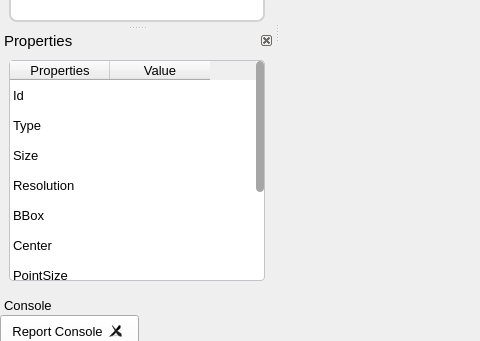
Above: src/app/mainwindow.ui from Libaocheng3811/PointWorks before the change; both pictures show x 0 to 480 and y 280 to 621 of the 1300 by 845 pixel window. Below: the same form after it.
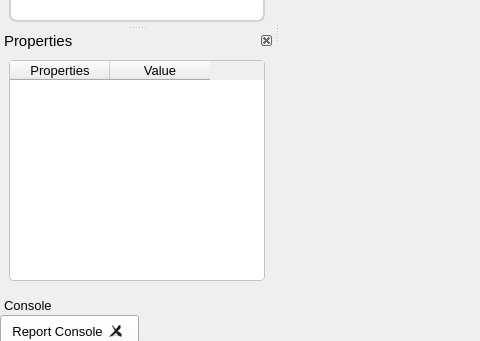
That is the form after the change. Icons and pictures are not drawn. Custom widgets are drawn as their Qt base class.

The edit to the form file:
```diff
--- a/src/app/mainwindow.ui
+++ b/src/app/mainwindow.ui
@@ -515,7 +515,7 @@
         <enum>Qt::CustomDashLine</enum>
        </property>
        <property name="rowCount">
-        <number>10</number>
+        <number>0</number>
        </property>
        <attribute name="horizontalHeaderVisible">
         <bool>true</bool>
@@ -523,16 +523,6 @@
        <attribute name="verticalHeaderVisible">
         <bool>false</bool>
        </attribute>
-       <row/>
-       <row/>
-       <row/>
-       <row/>
-       <row/>
-       <row/>
-       <row/>
-       <row/>
-       <row/>
-       <row/>
        <column>
         <property name="text">
          <string>Properties</string>
@@ -555,139 +545,6 @@
          </font>
         </property>
        </column>
-       <item row="0" column="0">
-        <property name="text">
-         <string>Id</string>
-        </property>
-        <property name="font">
-         <font>
-          <family>Microsoft YaHei UI</family>
-          <pointsize>10</pointsize>
-         </font>
-        </property>
-        <property name="icon">
-         <iconset resource="../resources/res.qrc">
-          <normaloff>:/res/icon/akonadiconsole.svg</normaloff>:/res/icon/akonadiconsole.svg</iconset>
-        </property>
-       </item>
-       <item row="1" column="0">
-        <property name="text">
-         <string>Type</string>
-        </property>
-        <property name="font">
-         <font>
-          <pointsize>10</pointsize>
-         </font>
-        </property>
-        <property name="icon">
-         <iconset resource="../resources/res.qrc">
-          <normaloff>:/res/icon/view-calendar-week.svg</normaloff>:/res/icon/view-calendar-week.svg</iconset>
-        </property>
-       </item>
-       <item row="2" column="0">
-        <property name="text">
-         <string>Size</string>
-        </property>
-        <property name="font">
-         <font>
-          <pointsize>10</pointsize>
-         </font>
-        </property>
-        <property name="icon">
-         <iconset resource="../resources/res.qrc">
-          <normaloff>:/res/icon/view-group.svg</normaloff>:/res/icon/view-group.svg</iconset>
-        </property>
-       </item>
-       <item row="3" column="0">
-        <property name="text">
-         <string>Resolution</string>
-        </property>
-        <property name="font">
-         <font>
-          <pointsize>10</pointsize>
-         </font>
-        </property>
-        <property name="icon">
-         <iconset resource="../resources/res.qrc">
-          <normaloff>:/res/icon/zoom.svg</normaloff>:/res/icon/zoom.svg</iconset>
-        </property>
-       </item>
-       <item row="4" column="0">
-        <property name="text">
-         <string>BBox</string>
-        </property>
-        <property name="font">
-         <font>
-          <pointsize>10</pointsize>
-         </font>
-        </property>
-       </item>
-       <item row="5" column="0">
-        <property name="text">
-         <string>Center</string>
-        </property>
-        <property name="font">
-         <font>
-          <pointsize>10</pointsize>
-         </font>
-        </property>
-       </item>
-       <item row="6" column="0">
-        <property name="text">
-         <string>PointSize</string>
-        </property>
-        <property name="font">
-         <font>
-          <pointsize>10</pointsize>
-         </font>
-        </property>
-        <property name="icon">
-         <iconset resource="../resources/res.qrc">
-          <normaloff>:/res/icon/view-app-grid-symbolic.svg</normaloff>:/res/icon/view-app-grid-symbolic.svg</iconset>
-        </property>
-       </item>
-       <item row="7" column="0">
-        <property name="text">
-         <string>Opacity</string>
-        </property>
-        <property name="font">
-         <font>
-          <pointsize>10</pointsize>
-         </font>
-        </property>
-        <property name="icon">
-         <iconset resource="../resources/res.qrc">
-          <normaloff>:/res/icon/view-reveal-symbolic.svg</normaloff>:/res/icon/view-reveal-symbolic.svg</iconset>
-        </property>
-       </item>
-       <item row="8" column="0">
-        <property name="text">
-         <string>Normals</string>
-        </property>
-        <property name="font">
-         <font>
-          <pointsize>10</pointsize>
-         </font>
-        </property>
-        <property name="icon">
-         <iconset resource="../resources/res.qrc">
-          <normaloff>:/res/icon/normal.svg</normaloff>:/res/icon/normal.svg</iconset>
-        </property>
-       </item>
-       <item row="9" column="0">
-        <property name="text">
-         <string>Color</string>
-        </property>
-        <property name="font">
-         <font>
-          <pointsize>10</pointsize>
-         </font>
-        </property>
-        <property name="icon">
-         <iconset resource="../resources/res.qrc">
-          <normaloff>:/res/icon/color-management.svg</normaloff>:/res/icon/color-management.svg</iconset>
-        </property>
-       </item>
       </widget>
      </item>
     </layout>
```
